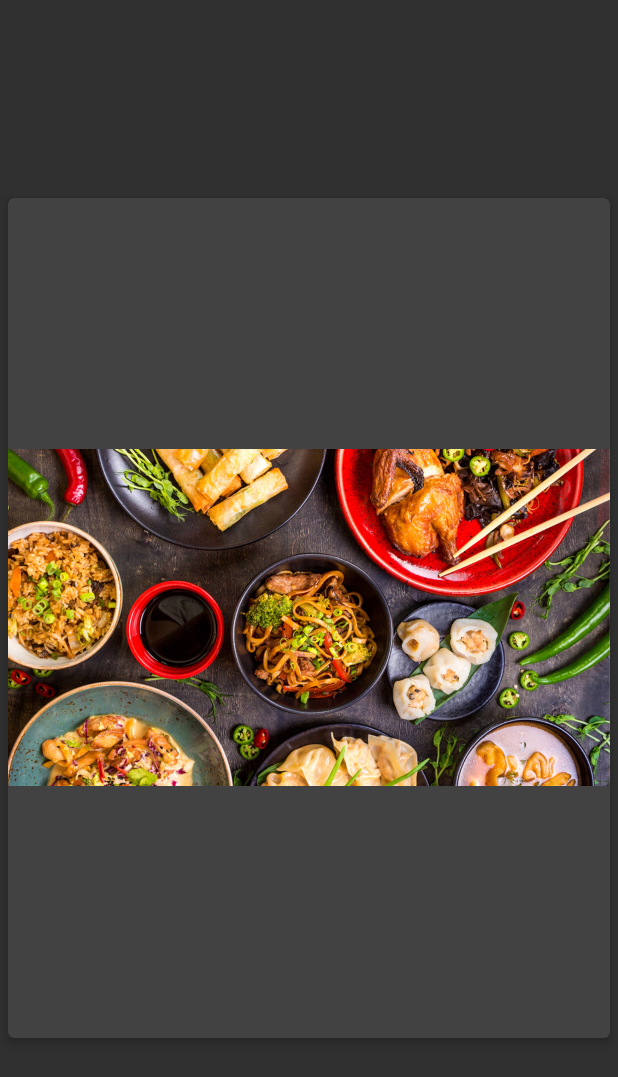
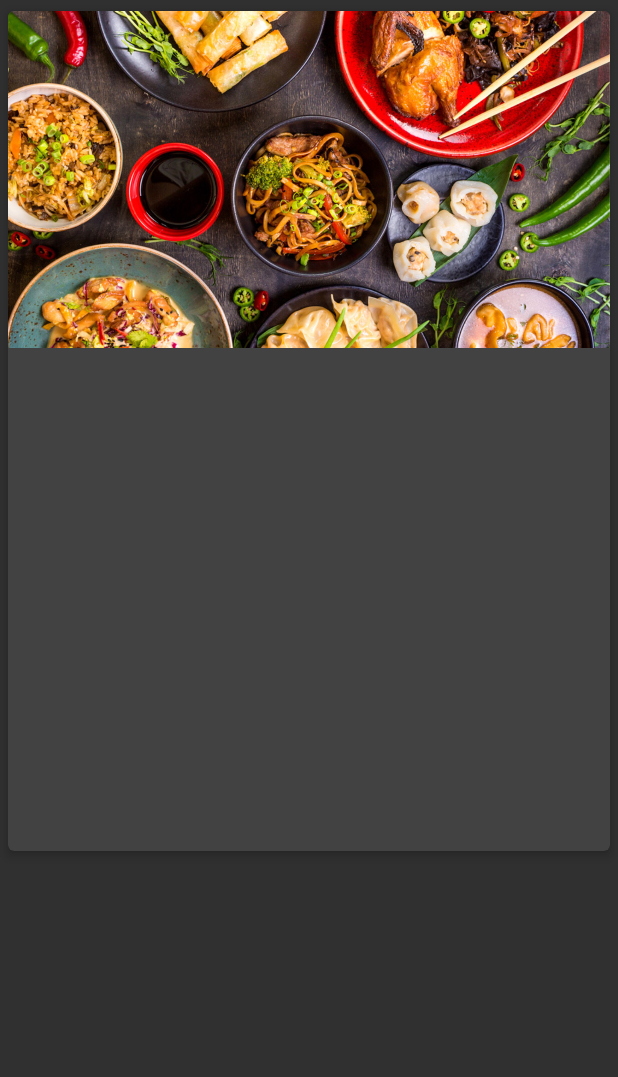
Before and after one commit to lucialeitessanchez/SM, an Android app: the layout fila_plato.xml on its own in the app's theme, with its tools: preview values and no code run, on a phone screen of 412 x 824 dp. Shown: the top 1077 px of the screen. Run offline under Robolectric (Android 15) with nearby library versions, the phone set to English and light mode, and no system bars.

Commit message:
7 commit lab2 - actividad lista de platos. se ve mal nomas

```diff
--- a/app/src/main/res/layout/activity_lista_platos.xml
+++ b/app/src/main/res/layout/activity_lista_platos.xml
@@ -4,6 +4,7 @@
     xmlns:tools="http://schemas.android.com/tools"
     android:layout_width="match_parent"
     android:layout_height="match_parent"
+    android:orientation="vertical"
     tools:context=".ListaPlatos">
     <include layout="@layout/toolbar" />
 <androidx.recyclerview.widget.RecyclerView
--- a/app/src/main/res/layout/fila_plato.xml
+++ b/app/src/main/res/layout/fila_plato.xml
@@ -9,7 +9,6 @@
         android:layout_width="match_parent"
         android:layout_height="wrap_content"
         android:id="@+id/card_view"
-        android:layout_gravity="center"
         app:cardUseCompatPadding="true"
         app:cardElevation="@dimen/toolbarE"
         app:cardCornerRadius="@dimen/toolbarE">
@@ -17,24 +16,39 @@
             android:id="@+id/imagenPlato"
             android:layout_width="wrap_content"
             android:layout_height="wrap_content"
-        android:scaleType="centerInside"
+            android:scaleType="fitStart"
             android:src="@drawable/detox"
             />
         <TextView
             android:layout_width="wrap_content"
             android:layout_height="wrap_content"
+            android:layout_marginStart="@dimen/toolbarE"
+            android:layout_marginBottom="8dp"
+            android:layout_alignParentBottom="true"
+            android:textAppearance="@style/TextAppearance.AppCompat.Large"
+            android:id="@+id/descripcionPlato" />
+        <TextView
+            android:layout_width="wrap_content"
+            android:layout_height="wrap_content"
+            android:layout_marginBottom="8dp"
+            android:layout_marginTop="@dimen/Imagnavigation"
+            android:layout_alignParentBottom="true"
+            android:layout_marginStart="@dimen/toolbarE"
+            android:gravity="left"
             android:textAppearance="@style/TextAppearance.AppCompat.Large"
             android:id="@+id/tituloPlato" />
         <TextView
             android:layout_width="wrap_content"
             android:layout_height="wrap_content"
+            android:layout_marginStart="@dimen/toolbarE"
+            android:layout_marginBottom="8dp"
+            android:layout_alignParentBottom="true"
             android:textAppearance="@style/TextAppearance.AppCompat.Large"
             android:id="@+id/precioPlato" />
-        <TextView
-            android:layout_width="wrap_content"
-            android:layout_height="wrap_content"
-            android:textAppearance="@style/TextAppearance.AppCompat.Large"
-            android:id="@+id/descripcionPlato" />
+
+
+
+
 
     </androidx.cardview.widget.CardView>
 
```
Lines whose indentation alone changed are shown as unchanged.
